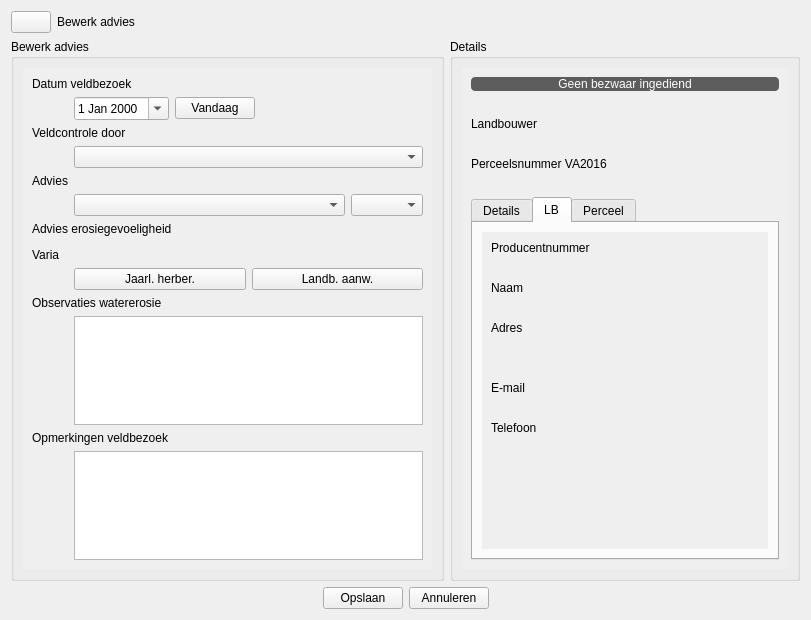
This is ui_parceleditwidget.ui in DOV-Vlaanderen/erosiebezwaren as Qt 5 draws it before an edit. The edited form follows.
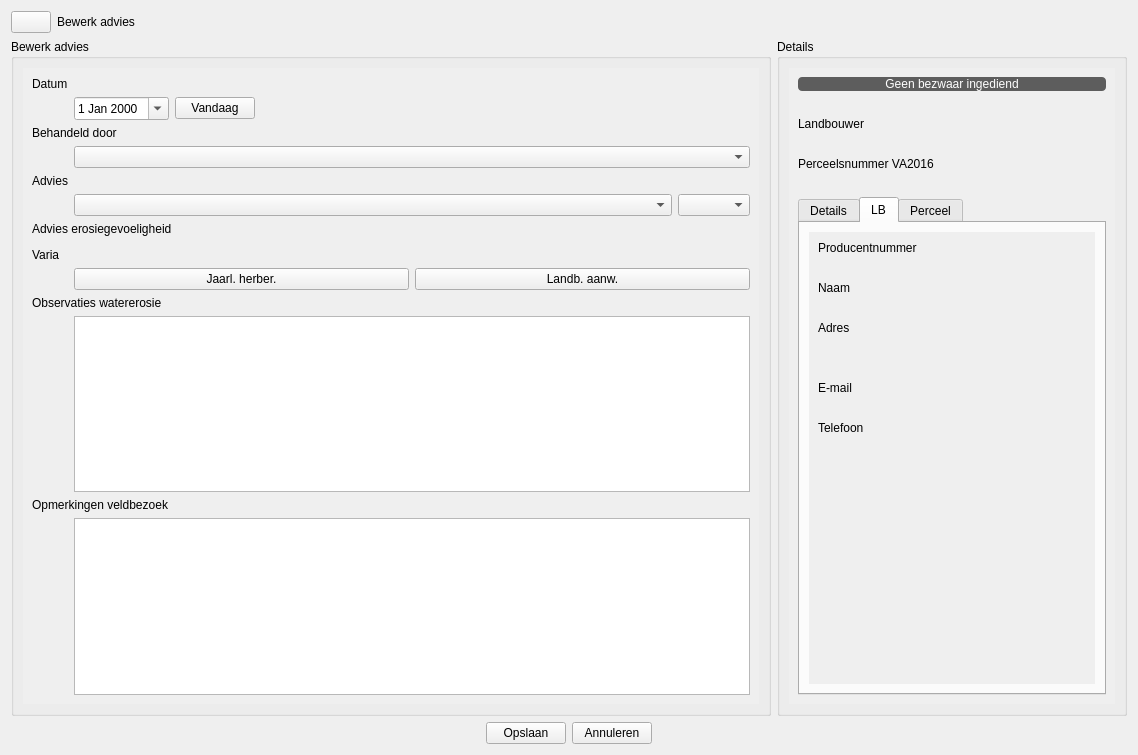
This is the edited form. The open tabs and pages were chosen to show the change. Icons and pictures are not drawn. Custom widgets are drawn as their Qt base class.

Commit message: Eerste versie validatie ingebouwd.

The edit to the form file:
```diff
--- a/ui_parceleditwidget.ui
+++ b/ui_parceleditwidget.ui
@@ -6,8 +6,8 @@
    <rect>
     <x>0</x>
     <y>0</y>
-    <width>811</width>
-    <height>620</height>
+    <width>1138</width>
+    <height>755</height>
    </rect>
   </property>
   <property name="maximumSize">
@@ -81,8 +81,8 @@
             <rect>
              <x>0</x>
              <y>0</y>
-             <width>409</width>
-             <height>522</height>
+             <width>736</width>
+             <height>615</height>
             </rect>
            </property>
            <layout class="QFormLayout" name="formLayout">
@@ -95,7 +95,7 @@
                </font>
               </property>
               <property name="text">
-               <string>Datum veldbezoek</string>
+               <string>Datum</string>
               </property>
              </widget>
             </item>
@@ -169,7 +169,7 @@
                </font>
               </property>
               <property name="text">
-               <string>Veldcontrole door</string>
+               <string>Behandeld door</string>
               </property>
              </widget>
             </item>
@@ -405,7 +405,7 @@
              <x>0</x>
              <y>0</y>
              <width>324</width>
-             <height>480</height>
+             <height>615</height>
             </rect>
            </property>
            <layout class="QVBoxLayout" name="verticalLayout_4">
@@ -985,8 +985,8 @@
                     <rect>
                      <x>0</x>
                      <y>0</y>
-                     <width>138</width>
-                     <height>318</height>
+                     <width>284</width>
+                     <height>385</height>
                     </rect>
                    </property>
                    <layout class="QVBoxLayout" name="verticalLayout_7">
```
Left out of the diff: 4 changed lines with no effect on the pictures. The commit also changes 2 other files.
